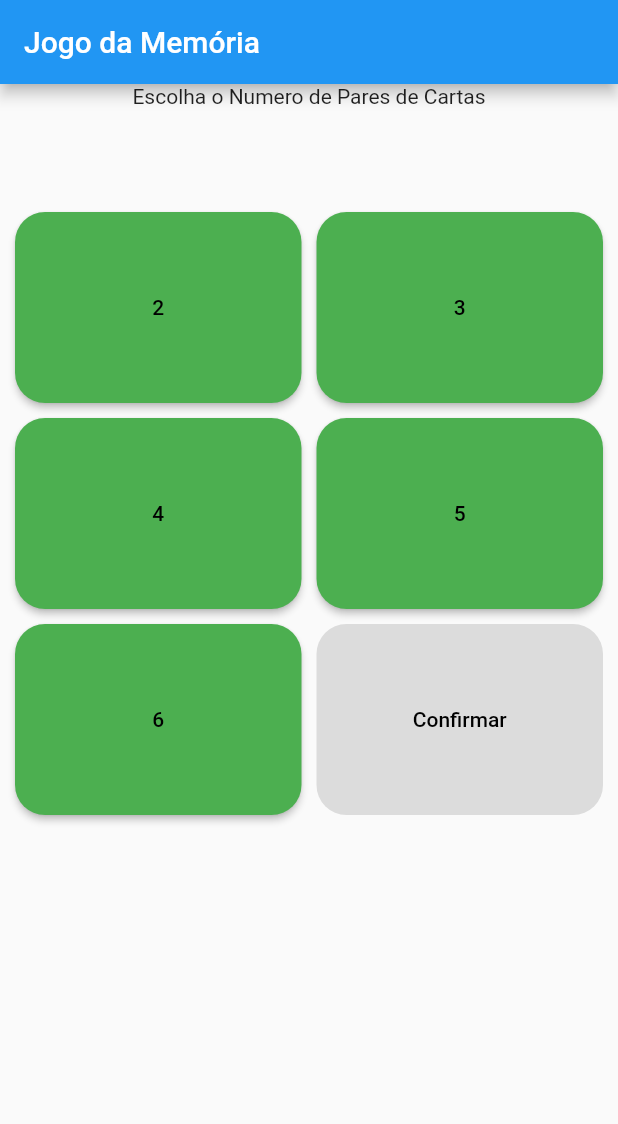
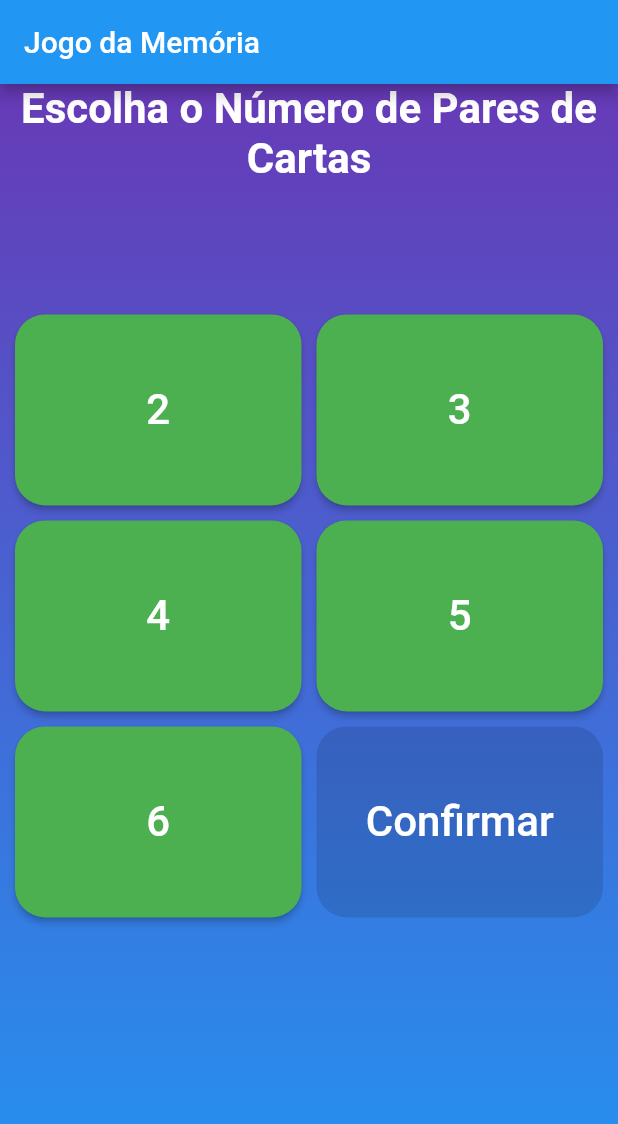
Before and after one commit to arthurferr/proj_jogo_memoria, a Flutter app: the screen it shows after launch, on a phone screen of 412 x 824 dp. Shown: the top 1124 px of the screen. Run offline on Flutter 3.47's test engine with Material 2 defaults, Android fonts, the phone set to English and light mode, and no system bars; our stand-ins replace flip_card.

Commit message:
Adicionado primeiro Front-End das telas

```diff
--- a/lib/telas/tela_inicial.dart
+++ b/lib/telas/tela_inicial.dart
@@ -39,7 +39,8 @@
         child: Text(
           text,
           style: TextStyle(
-            color: Colors.black,
+            fontSize: 28,
+            color: Colors.white,
           ),
         ));
   }
@@ -47,17 +48,31 @@
   /**/
   _body(BuildContext context) {
     return Container(
-      /*decoration: BoxDecoration(
-          image: DecorationImage(image: AssetImage("Imagens_Projeto/bg.jpg"))),*/
+      decoration: BoxDecoration(
+          gradient: LinearGradient(
+            begin: Alignment.topCenter,
+            end: Alignment.bottomCenter,
+            colors: [
+              Colors.deepPurple,
+              Colors.blue,
+            ],
+          )
+      ),
       child: Column(
         mainAxisSize: MainAxisSize.max,
         mainAxisAlignment: MainAxisAlignment.center,
         crossAxisAlignment: CrossAxisAlignment.center,
         children: [
           const Expanded(
-              flex: 1, child: Text("Escolha o Numero de Pares de Cartas")),
+              flex: 1,
+              child:
+              Text(
+                "Escolha o Número de Pares de Cartas",
+                style: TextStyle(color: Colors.white, fontSize: 28, fontWeight: FontWeight.bold),
+                textAlign: TextAlign.center,
+              )),
           Expanded(
-              flex: 8,
+              flex: 4,
               child: Container(
                 padding: EdgeInsets.only(left: 10, right: 10),
                 child: GridView.count(
--- a/lib/telas/tela_jogo.dart
+++ b/lib/telas/tela_jogo.dart
@@ -20,6 +20,16 @@
 
   _body() {
     return Container(
+      decoration: BoxDecoration(
+          gradient: LinearGradient(
+            begin: Alignment.topCenter,
+            end: Alignment.bottomCenter,
+            colors: [
+              Colors.lightGreenAccent,
+              Colors.greenAccent,
+            ],
+          )
+      ),
       child: GridView(
         gridDelegate:
             SliverGridDelegateWithFixedCrossAxisCount(crossAxisCount: 2),
```
